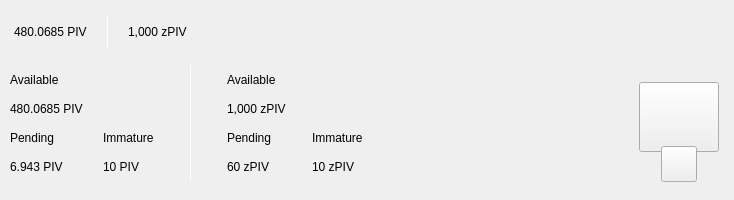
Qt form src/qt/alnj/forms/topbar.ui (Gh0st-N1njA/ALNJCoin) before a commit.
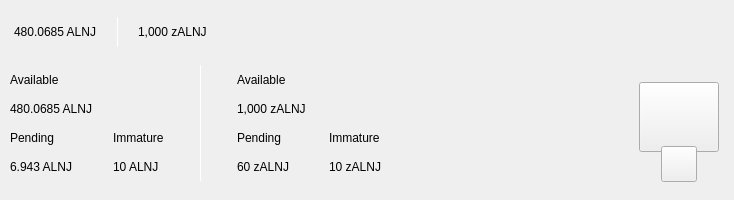
The same form after that commit. Custom widgets are drawn as their Qt base class.

What changed in the file:
```diff
--- a/src/qt/alnj/forms/topbar.ui
+++ b/src/qt/alnj/forms/topbar.ui
@@ -119,7 +119,7 @@
                <string notr="true">padding:0px;margin:0px;</string>
               </property>
               <property name="text">
-               <string notr="true">480.0685 PIV</string>
+               <string notr="true">480.0685 ALNJ</string>
               </property>
              </widget>
             </item>
@@ -188,7 +188,7 @@
                </size>
               </property>
               <property name="text">
-               <string notr="true">1,000 zPIV</string>
+               <string notr="true">1,000 zALNJ</string>
               </property>
              </widget>
             </item>
@@ -408,7 +408,7 @@
                <item>
                 <widget class="QLabel" name="labelAmountPiv">
                  <property name="text">
-                  <string notr="true">480.0685 PIV</string>
+                  <string notr="true">480.0685 ALNJ</string>
                  </property>
                 </widget>
                </item>
@@ -431,7 +431,7 @@
                  <item>
                   <widget class="QLabel" name="labelPendingPiv">
                    <property name="text">
-                    <string notr="true">6.943 PIV</string>
+                    <string notr="true">6.943 ALNJ</string>
                    </property>
                   </widget>
                  </item>
@@ -465,7 +465,7 @@
                  <item>
                   <widget class="QLabel" name="labelImmaturePiv">
                    <property name="text">
-                    <string notr="true">10 PIV</string>
+                    <string notr="true">10 ALNJ</string>
                    </property>
                   </widget>
                  </item>
@@ -529,7 +529,7 @@
                 <item>
                  <widget class="QLabel" name="labelAvailablezPiv">
                   <property name="text">
-                   <string notr="true">1,000 zPIV</string>
+                   <string notr="true">1,000 zALNJ</string>
                   </property>
                  </widget>
                 </item>
@@ -552,7 +552,7 @@
                   <item>
                    <widget class="QLabel" name="labelPendingzPiv">
                     <property name="text">
-                     <string notr="true">60 zPIV</string>
+                     <string notr="true">60 zALNJ</string>
                     </property>
                    </widget>
                   </item>
@@ -586,7 +586,7 @@
                   <item>
                    <widget class="QLabel" name="labelImmaturezPiv">
                     <property name="text">
-                     <string notr="true">10 zPIV</string>
+                     <string notr="true">10 zALNJ</string>
                     </property>
                    </widget>
                   </item>
```
